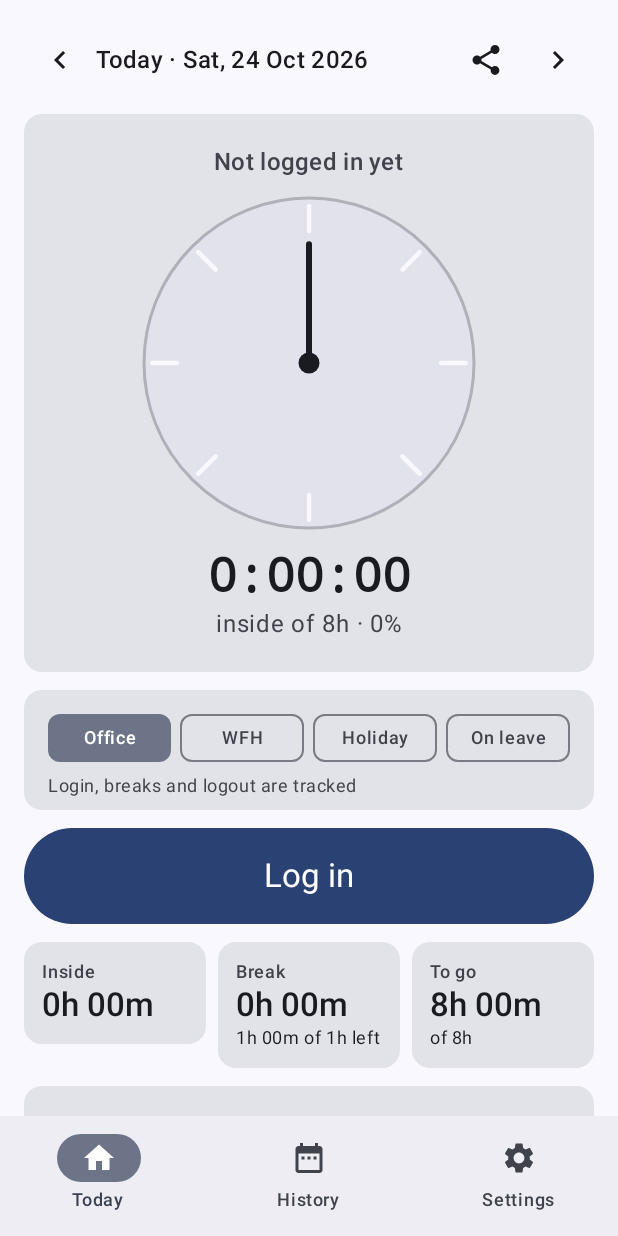
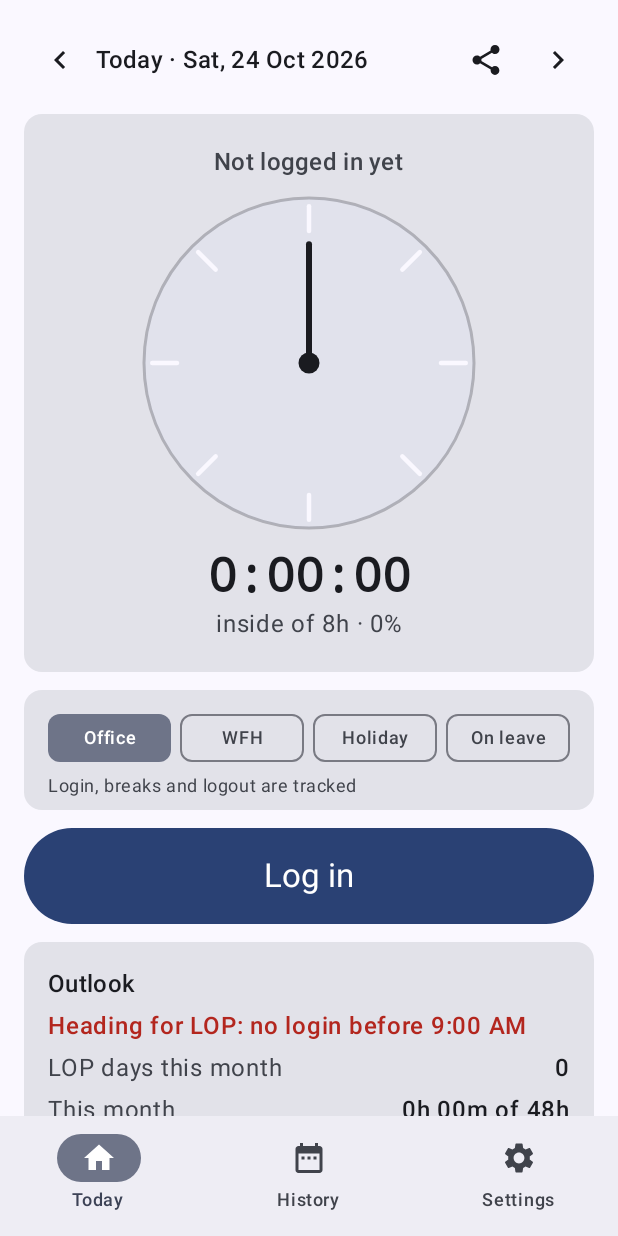
Before and after one commit to gkgsiva/tracker, an Android app built with Jetpack Compose: the screen it shows after launch (MainActivity), after a tap on "Office", on a phone screen of 412 x 824 dp. Run offline under Robolectric (Android 15) with nearby library versions, the phone set to English and light mode, and no system bars; our stand-ins replace Room's generated code.

Commit message:
Add LOP outlook on Today and weekly/monthly targets in History
Today shows whether the day is heading for LOP and why, LOP days so far
this month, and month hours against target. History adds a Targets card
for this week and month: done vs target, ahead/behind for finished days,
and the hours needed per remaining working day. Planned leave, holidays
and weekly offs are excluded from targets; unlogged past days are ignored.

Co-Authored-By: Claude Opus 5.5 (1M context) <noreply@anthropic.com>
Claude-Session: https://claude.ai/code/session_01Lp136no5xCLgL2Nuw7NZEz

```diff
--- a/app/src/main/java/com/gkgsiva/tracker/ui/Insights.kt
+++ b/app/src/main/java/com/gkgsiva/tracker/ui/Insights.kt
@@ -24,6 +24,18 @@ data class Outlook(
 ) {
     val remaining: Duration get() = (target - done).coerceAtLeast(Duration.ZERO)
 }
+
+/** One-line pace summary, e.g. "Ahead by 1h 10m · need 7h 50m/day over 2 days". */
+fun Outlook.paceText(): String = buildList {
+    when {
+        balance.isNegative -> add("Behind by ${balance.negated().formatHm()}")
+        balance > Duration.ZERO -> add("Ahead by ${balance.formatHm()}")
+        else -> add("On pace")
+    }
+    val perDay = neededPerDay
+    if (perDay != null && remaining > Duration.ZERO) add("need ${perDay.formatHm()}/day over $daysLeft day${if (daysLeft == 1) "" else "s"}")
+    else if (remaining == Duration.ZERO) add("target reached")
+}.joinToString(" · ")
 
 /** Whether today is heading for LOP, and why. */
 data class Forecast(val atRisk: Boolean, val message: String)
--- a/app/src/main/java/com/gkgsiva/tracker/ui/TodayScreen.kt
+++ b/app/src/main/java/com/gkgsiva/tracker/ui/TodayScreen.kt
@@ -184,6 +184,15 @@ fun TodayScreen(
         }
 
         LopCard(summary)
+
+        if (isToday) {
+            fun summaryOf(d: LocalDate) = summarizeDay(d, punchesByDay[d].orEmpty(), now, dayTypes[d], settings)
+            val monthStart = today.withDayOfMonth(1)
+            OutlookCard(
+                forecast = Insights.forecast(summary, now.toLocalTime()),
+                month = Insights.outlook(monthStart, monthStart.plusMonths(1).minusDays(1), today, rules, ::summaryOf),
+            )
+        }
 
         if (!summary.dayOff && !isFuture) Row(horizontalArrangement = Arrangement.spacedBy(8.dp)) {
             StatTile(if (wfh) "Worked" else "Inside", summary.inside.formatHm(), Modifier.weight(1f))
@@ -486,6 +495,25 @@ private fun LopCard(s: DaySummary) {
 }
 
 @Composable
+private fun OutlookCard(forecast: Forecast?, month: Outlook) {
+    Card(Modifier.fillMaxWidth()) {
+        Column(Modifier.padding(16.dp), verticalArrangement = Arrangement.spacedBy(4.dp)) {
+            Text("Outlook", style = MaterialTheme.typography.titleMedium)
+            forecast?.let {
+                Text(
+                    it.message,
+                    color = if (it.atRisk) MaterialTheme.colorScheme.error else MaterialTheme.colorScheme.primary,
+                    fontWeight = FontWeight.Medium,
+                )
+            }
+            DetailLine("LOP days this month", "${month.lopDays}", warn = month.lopDays > 0)
+            DetailLine("This month", "${month.done.formatHm()} of ${month.target.formatShort()}")
+            Text(month.paceText(), style = MaterialTheme.typography.bodySmall, color = MaterialTheme.colorScheme.onSurfaceVariant)
+        }
+    }
+}
+
+@Composable
 private fun StatTile(title: String, value: String, modifier: Modifier, sub: String? = null) {
     Card(modifier) {
         Column(Modifier.padding(12.dp)) {
```
Also changed, not shown: app/src/main/java/com/gkgsiva/tracker/ui/HistoryScreen.kt (+34 -0 lines).
